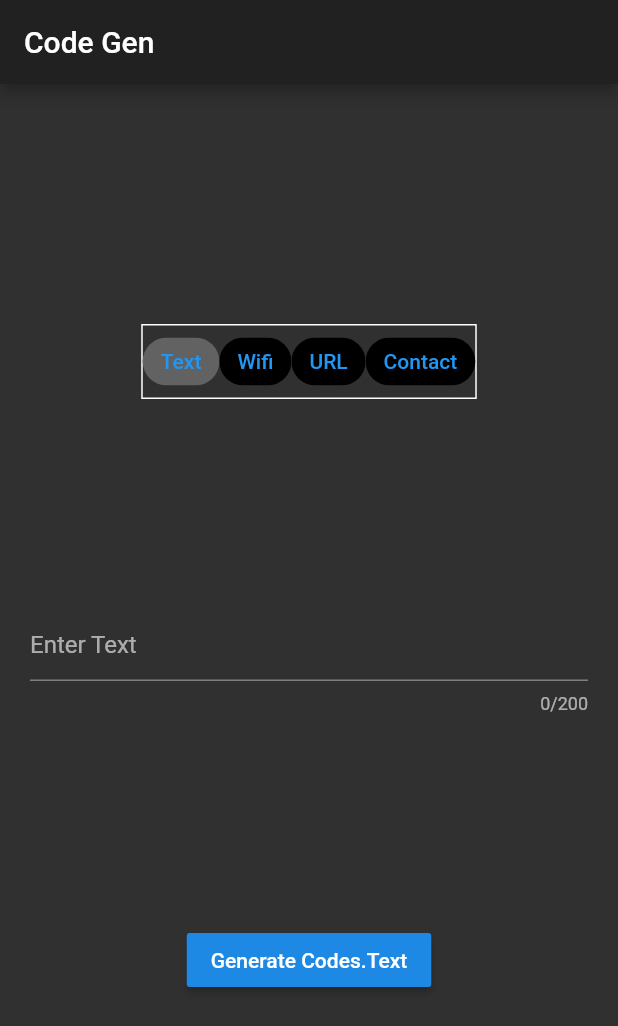
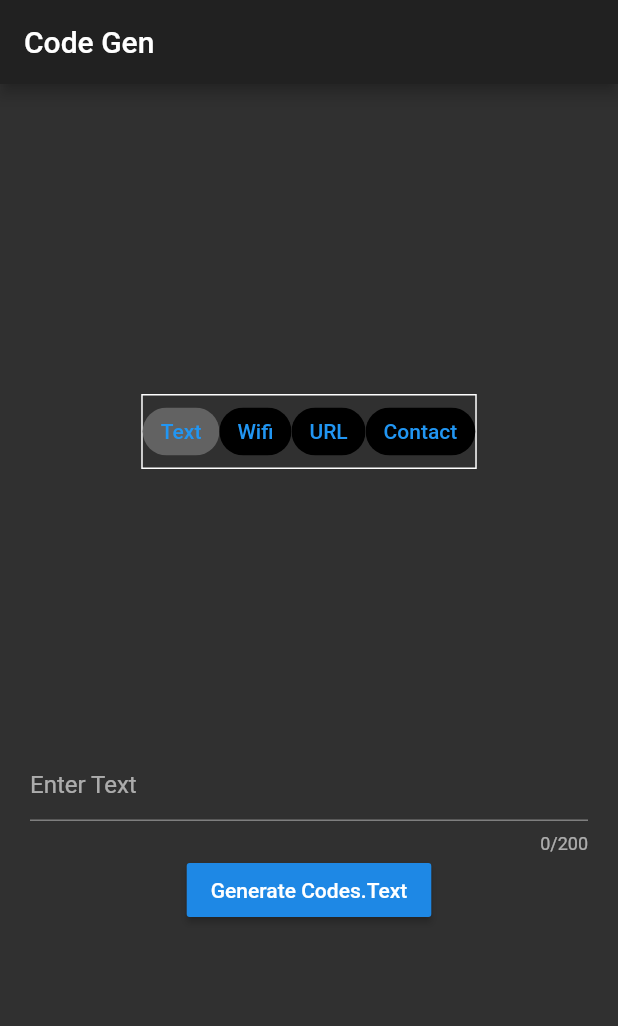
Before and after one commit to edgeboy47/qr_generator, a Flutter app: the screen it shows after launch, on a phone screen of 412 x 824 dp. Shown: the top 1026 px of the screen. Run offline on Flutter 3.47's test engine with Material 2 defaults, Android fonts, the phone set to English and light mode, and no system bars; our stand-ins replace bloc, flutter_bloc, qr_flutter.

```diff
--- a/lib/pages/homePage.dart
+++ b/lib/pages/homePage.dart
@@ -12,21 +12,22 @@ class HomePage extends StatefulWidget {
 }
 
 class _HomePageState extends State<HomePage> {
-  final textController = TextEditingController();
-  var currentCode = Codes.Text;
+  Codes currentCode = Codes.Text;
+  var payload = {};
+  var codeToKeyMap = <Codes, GlobalKey<FormState>>{
+    Codes.Text: GlobalKey<FormState>(),
+  };
 
   @override
   void dispose() {
-    textController.dispose();
     super.dispose();
   }
 
   void onPressed() {
-    String codeText = textController.text;
-
     switch (currentCode) {
       case Codes.Text:
-        BlocProvider.of<CodeBloc>(context).add(TextCode(data: {'text': codeText}));
+        BlocProvider.of<CodeBloc>(context)
+            .add(TextCode(data: {'text': payload["text"]}));
         break;
 
       case Codes.Wifi:
@@ -73,13 +74,32 @@ class _HomePageState extends State<HomePage> {
                 child: Wrap(
                     children: Codes.values.map(codeToChipGenerator).toList()),
               ),
-              TextField(
-                maxLength: 200,
-                decoration: InputDecoration(hintText: "Enter Text"),
-                controller: textController,
+              Form(
+                key: codeToKeyMap[Codes.Text],
+                child: Column(
+                  children: <Widget>[
+                    TextFormField(
+                      validator: (value) {
+                        return value.isEmpty ? "Please enter text" : null;
+                      },
+                      onSaved: (value) {
+                        payload["text"] = value;
+                      },
+                      maxLength: 200,
+                      decoration: InputDecoration(hintText: "Enter Text"),
+                    ),
+                    RaisedButton(
+                      child: Text("Generate $currentCode"),
+                      onPressed: () {
+                        if (codeToKeyMap[Codes.Text].currentState.validate()) {
+                          codeToKeyMap[Codes.Text].currentState.save();
+                          onPressed();
+                        }
+                      },
+                    ),
+                  ],
+                ),
               ),
-              RaisedButton(
-                  child: Text("Generate $currentCode"), onPressed: onPressed),
             ],
           ),
         ),
```
